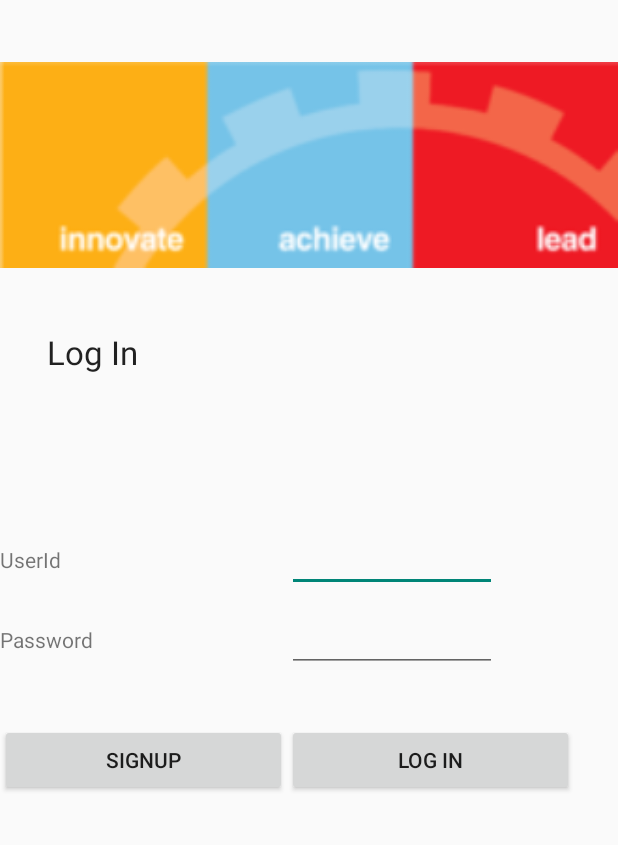
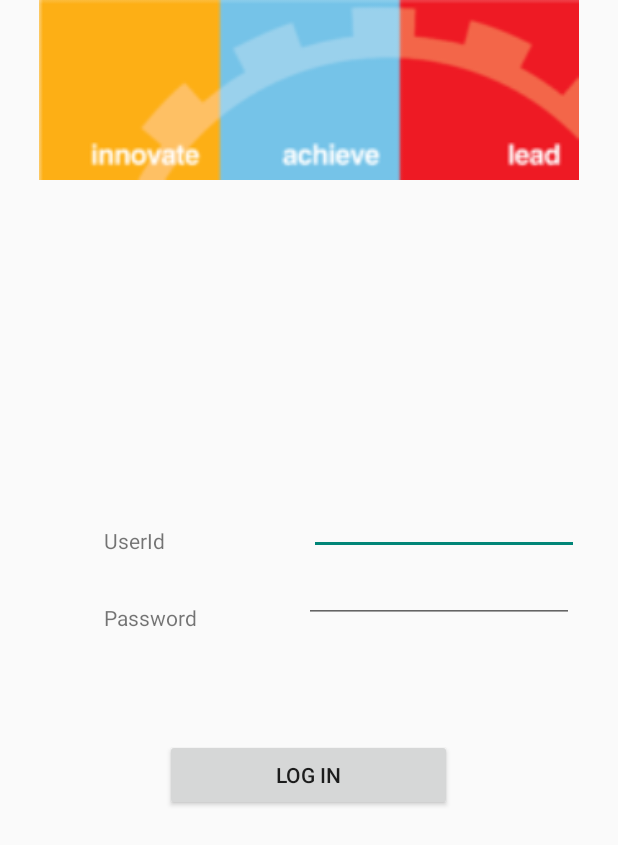
Before and after one commit to asifsheikh/StayOnTime, an Android app: the Login screen opened directly, with no data from a screen before it, on a phone screen of 412 x 824 dp. Shown: the top 845 px of the screen. Run offline under Robolectric (Android 15) with nearby library versions, the phone set to English and light mode, and no system bars.

Commit message:
Second set of changes..

```diff
--- a/app/src/main/java/com/example/abhishek/firstiteration1/Prof_slot.java
+++ b/app/src/main/java/com/example/abhishek/firstiteration1/Prof_slot.java
@@ -12,6 +12,5 @@ public class Prof_slot extends Activity {
         setContentView(R.layout.prof_slot);
 
 
-
     }
 }
--- /dev/null
+++ b/app/src/main/res/layout/activity_maps.xml
@@ -0,0 +1,5 @@
+<fragment xmlns:android="http://schemas.android.com/apk/res/android"
+    xmlns:tools="http://schemas.android.com/tools"
+    xmlns:map="http://schemas.android.com/apk/res-auto" android:layout_width="match_parent"
+    android:layout_height="match_parent" android:id="@+id/map" tools:context=".MapsActivity"
+    android:name="com.google.android.gms.maps.SupportMapFragment" />
--- a/app/src/main/res/layout/activity_splashscreen.xml
+++ b/app/src/main/res/layout/activity_splashscreen.xml
@@ -1,5 +1,6 @@
 <?xml version="1.0" encoding="utf-8"?>
 <LinearLayout xmlns:android="http://schemas.android.com/apk/res/android"
-    android:layout_width="match_parent" android:layout_height="match_parent">
+    android:layout_width="match_parent" android:layout_height="match_parent"
+    android:background="@drawable/splashstayontime">
 
 </LinearLayout>
--- a/app/src/main/res/layout/login.xml
+++ b/app/src/main/res/layout/login.xml
@@ -1,84 +1,66 @@
 <?xml version="1.0" encoding="utf-8"?>
-<LinearLayout xmlns:android="http://schemas.android.com/apk/res/android"
+<RelativeLayout xmlns:android="http://schemas.android.com/apk/res/android"
     android:orientation="vertical" android:layout_width="match_parent"
     android:layout_height="match_parent"
-    android:weightSum="1"
     android:id="@+id/lay1">
 
     <ImageView
         android:layout_width="fill_parent"
         android:layout_height="120dp"
         android:id="@+id/imageView2"
-        android:layout_weight="0.31"
-        android:src="@drawable/logo" />
-
-    <TextView
-        android:layout_width="349dp"
-        android:layout_height="wrap_content"
-        android:textAppearance="?android:attr/textAppearanceLarge"
-        android:text="Log In"
-        android:id="@+id/login"
-        android:layout_gravity="center_horizontal"
-        android:layout_weight="0.31" />
-
-    <GridLayout
-        android:layout_width="match_parent"
-        android:layout_height="351dp"
-        android:layout_gravity="center_horizontal"
-        android:layout_weight="0.36"
-        android:id="@+id/lay"
-       >
-
-        <TextView
-            android:layout_width="72dp"
-            android:layout_height="39dp"
-            android:text="UserId"
-            android:id="@+id/user"
-            android:layout_row="0"
-            android:layout_column="0" />
-
-        <EditText
-            android:layout_width="140dp"
-            android:layout_height="wrap_content"
-            android:id="@+id/userid"
-            android:layout_row="0"
-            android:layout_column="1" />
+        android:src="@drawable/logo"
+        android:layout_alignParentLeft="true"
+        android:layout_alignParentTop="true"/>
 
     <TextView
         android:layout_width="wrap_content"
-            android:layout_height="66dp"
+        android:layout_height="wrap_content"
+        android:text="UserId"
+        android:id="@+id/user"
+        android:layout_alignBottom="@+id/userid"
+        android:layout_toLeftOf="@+id/login_button"
+        android:layout_toStartOf="@+id/login_button" />
+
+    <EditText
+        android:layout_width="180dp"
+        android:layout_height="wrap_content"
+        android:id="@+id/userid"
+        android:layout_above="@+id/pass"
+        android:layout_alignLeft="@+id/password"
+        android:layout_alignStart="@+id/password"
+        android:layout_marginLeft="3dp"
+        android:layout_marginStart="3dp"
+        android:layout_marginBottom="32dp" />
+
+    <TextView
+        android:layout_width="wrap_content"
+        android:layout_height="wrap_content"
         android:text="Password"
         android:id="@+id/pass"
-            android:layout_row="1"
-            android:layout_column="0" />
+        android:layout_centerVertical="true"
+        android:layout_alignLeft="@+id/user"
+        android:layout_alignStart="@+id/user" />
 
     <EditText
-            android:layout_width="140dp"
+        android:layout_width="180dp"
         android:layout_height="wrap_content"
         android:inputType="textPassword"
         android:ems="10"
         android:id="@+id/password"
-            android:layout_row="1"
-            android:layout_column="1" />
-
-        <Button
-            android:layout_width="191dp"
-            android:layout_height="wrap_content"
-            android:text="SignUp"
-            android:id="@+id/sign_up"
-            android:layout_row="2"
-            android:layout_column="0"
-            android:alpha="1" />
+        android:layout_marginRight="29dp"
+        android:layout_marginEnd="29dp"
+        android:layout_below="@+id/user"
+        android:layout_alignParentRight="true"
+        android:layout_alignParentEnd="true" />
 
     <Button
         android:layout_width="191dp"
         android:layout_height="wrap_content"
         android:text="Log In"
         android:id="@+id/login_button"
-            android:layout_row="2"
-            android:layout_column="1"
-            android:alpha="1" />
+        android:alpha="1"
+        android:layout_below="@+id/pass"
+        android:layout_centerHorizontal="true"
+        android:layout_marginTop="71dp" />
 
-    </GridLayout>
-
-</LinearLayout>
+</RelativeLayout>
```
Also changed, not shown: app/src/main/AndroidManifest.xml (+8 -0 lines), app/src/main/java/com/example/abhishek/firstiteration1/Activity/MapsActivity.java (added, +54 -0 lines), app/src/main/java/com/example/abhishek/firstiteration1/Activity/SplashActivity.java (+4 -3 lines), app/src/main/java/com/example/abhishek/firstiteration1/Choice.java (+9 -1 lines), app/src/main/java/com/example/abhishek/firstiteration1/Prof_choice.java (+13 -0 lines), app/src/main/res/layout/appointment.xml (+9 -6 lines), app/src/main/res/layout/choice.xml (+47 -13 lines), app/src/main/res/layout/prof_choice.xml (+41 -26 lines), app/src/main/res/layout/send_message.xml (+33 -11 lines), app/src/main/res/values/strings.xml (+19 -0 lines), app/src/main/res/drawable/about.png, app/src/main/res/drawable/help.png (added), app/src/main/res/drawable/splashstayontime.png (added). Lines whose indentation alone changed are shown as unchanged.
